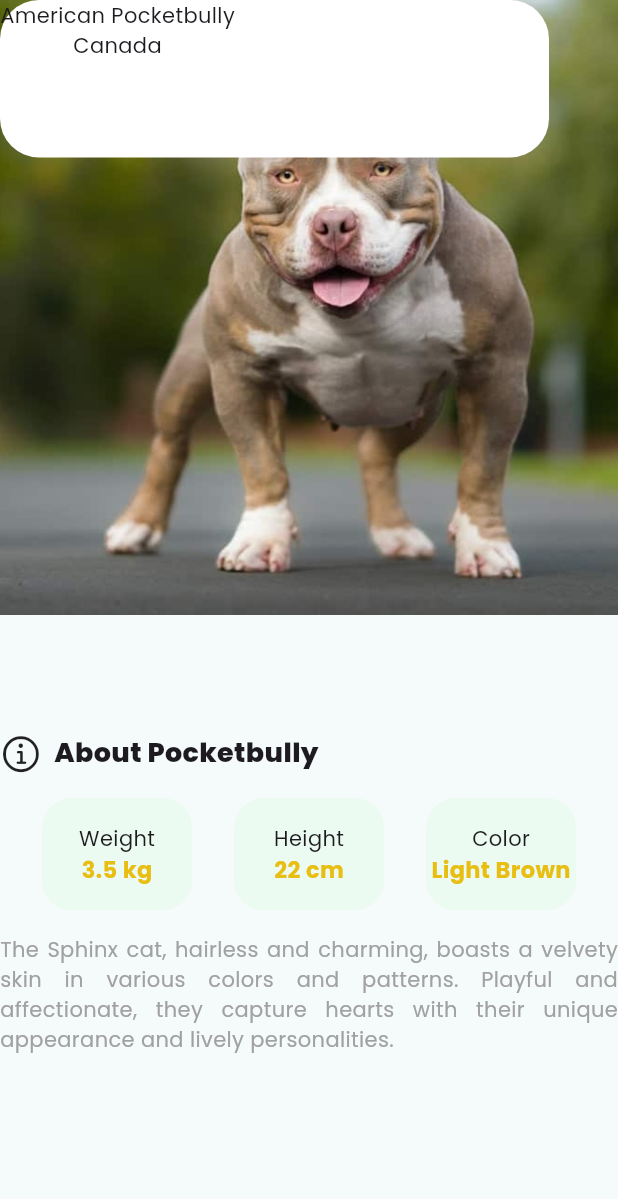
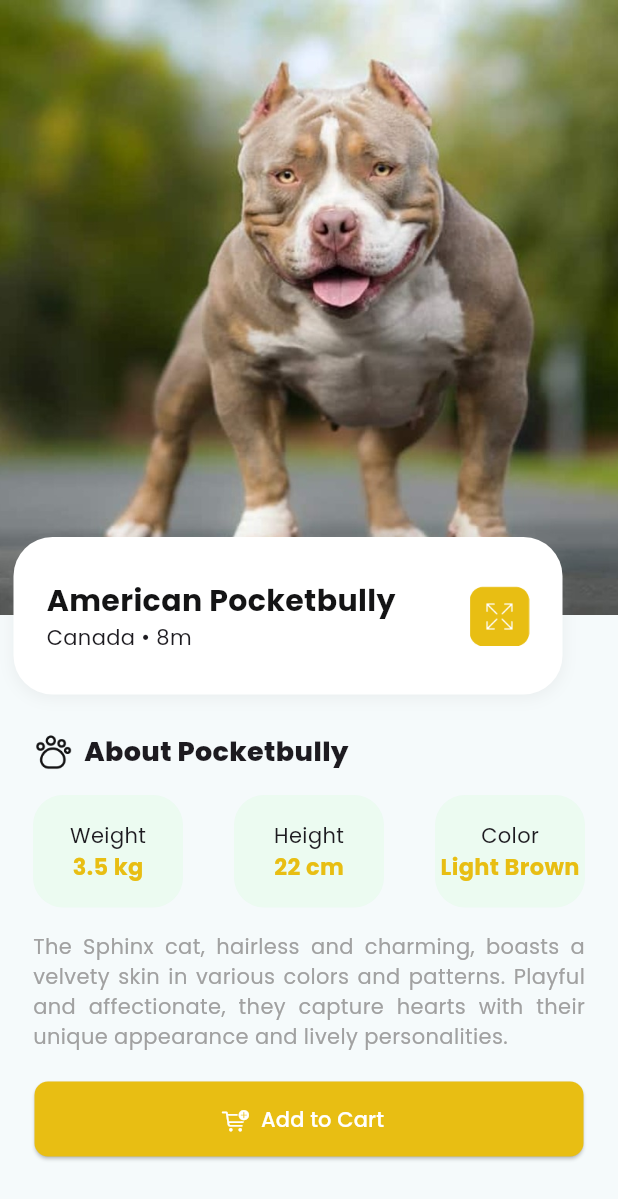
Before and after one commit to czarbasanal/flutter_petshop_app, a Flutter app: the CatalogDetails screen opened directly, on a phone screen of 412 x 824 dp. Shown: the top 1199 px of the screen. Run offline on Flutter 3.47's test engine with Material 3 defaults, Android fonts, the light colour scheme and no system bars; our stand-ins replace google_fonts.

Commit message:
catalog details final layout

```diff
--- a/lib/screens/catalog_details.dart
+++ b/lib/screens/catalog_details.dart
@@ -1,7 +1,6 @@
 import 'package:flutter/cupertino.dart';
 import 'package:flutter/material.dart';
 import 'package:flutter_petshop_app/app_styles.dart';
-
 import '../models/pets.dart';
 
 class CatalogDetails extends StatelessWidget {
@@ -10,10 +9,13 @@ class CatalogDetails extends StatelessWidget {
   @override
   Widget build(BuildContext context) {
     return Scaffold(
-      body: Column(
+      body: SingleChildScrollView(
+        physics: const BouncingScrollPhysics(
+            parent: AlwaysScrollableScrollPhysics()),
+        child: Stack(children: [
+          Column(
             crossAxisAlignment: CrossAxisAlignment.center,
             children: [
-          Stack(children: [
               SizedBox(
                 height: 410,
                 child: Image.asset(
@@ -21,54 +23,31 @@ class CatalogDetails extends StatelessWidget {
                   fit: BoxFit.cover,
                 ),
               ),
-            Container(
-                height: 105,
-                width: 366,
-                decoration: BoxDecoration(
-                  color: Colors.white,
-                  borderRadius: BorderRadius.circular(26.0),
-                  boxShadow: [
-                    BoxShadow(
-                      color: Colors.grey.withOpacity(0.12),
-                      spreadRadius: 1,
-                      blurRadius: 8,
-                      offset: const Offset(0, 2),
-                    ),
-                  ],
-                ),
-                child: Row(
-                  children: [
-                    Column(
-                      children: [
-                        Text('American Pocketbully'),
-                        Row(children: [Text('Canada'), Text('')])
-                      ],
-                    )
-                  ],
-                ))
-          ]),
               const SizedBox(
                 height: 78,
               ),
-          const Row(
+              Padding(
+                padding: const EdgeInsets.symmetric(horizontal: 22.0),
+                child: Row(
                   crossAxisAlignment: CrossAxisAlignment.center,
                   children: [
-              Icon(
-                CupertinoIcons.info_circle,
-                size: 28,
-              ),
+                    Image.asset('assets/pet.png', width: 26),
                     SizedBox(
                       width: 8,
                     ),
                     Text(
                       'About Pocketbully',
-                style: TextStyle(fontSize: 18.0, fontWeight: FontWeight.w800),
+                      style: TextStyle(
+                          fontSize: 18.0, fontWeight: FontWeight.w800),
                     )
                   ],
                 ),
+              ),
               const SizedBox(height: 16),
-          Row(
-            mainAxisAlignment: MainAxisAlignment.spaceEvenly,
+              Padding(
+                padding: const EdgeInsets.symmetric(horizontal: 22.0),
+                child: Row(
+                  mainAxisAlignment: MainAxisAlignment.spaceBetween,
                   children: [
                     Container(
                       width: 100,
@@ -139,17 +118,96 @@ class CatalogDetails extends StatelessWidget {
                     ),
                   ],
                 ),
+              ),
               const SizedBox(
                 height: 16,
               ),
-          Text(
+              Padding(
+                padding: const EdgeInsets.symmetric(horizontal: 22.0),
+                child: Text(
                   'The Sphinx cat, hairless and charming, boasts a velvety skin in various colors and patterns. Playful and affectionate, they capture hearts with their unique appearance and lively personalities.',
                   maxLines: 5,
                   overflow: TextOverflow.ellipsis,
                   style: TextStyle(color: Color(0xFFA1A1A1)),
                   textAlign: TextAlign.justify,
                 ),
+              ),
+              const SizedBox(
+                height: 20,
+              ),
+              ElevatedButton.icon(
+                onPressed: () {
+                  // Handle button press
+                },
+                icon: const Icon(
+                  CupertinoIcons.cart_badge_plus,
+                  color: Colors.white,
+                ),
+                label: const Text('Add to Cart'),
+                style: ElevatedButton.styleFrom(
+                  foregroundColor: Colors.white,
+                  backgroundColor: goldYellow,
+                  minimumSize: const Size(366, 50),
+                  shape: RoundedRectangleBorder(
+                    borderRadius: BorderRadius.circular(9),
+                  ),
+                ),
+              ),
+              const SizedBox(
+                height: 20,
+              ),
             ],
+          ),
+          Positioned(
+            top: 358,
+            left: 9,
+            child: Container(
+                height: 105,
+                width: 366,
+                decoration: BoxDecoration(
+                  color: Colors.white,
+                  borderRadius: BorderRadius.circular(26.0),
+                  boxShadow: [
+                    BoxShadow(
+                      color: Colors.grey.withOpacity(0.12),
+                      spreadRadius: 1,
+                      blurRadius: 8,
+                      offset: const Offset(0, 2),
+                    ),
+                  ],
+                ),
+                child: Padding(
+                  padding: const EdgeInsets.all(22.0),
+                  child: Row(
+                    mainAxisAlignment: MainAxisAlignment.spaceBetween,
+                    children: [
+                      Column(
+                        mainAxisAlignment: MainAxisAlignment.center,
+                        crossAxisAlignment: CrossAxisAlignment.start,
+                        children: [
+                          Text(
+                            'American Pocketbully',
+                            style: TextStyle(
+                                fontSize: 20,
+                                color: Color(0xFF141415),
+                                fontWeight: FontWeight.bold),
+                          ),
+                          Row(children: [
+                            Text('Canada'),
+                            Text(' • '),
+                            Text('8m')
+                          ])
+                        ],
+                      ),
+                      Image.asset(
+                        'assets/gender.png',
+                        width: 40,
+                      )
+                    ],
+                  ),
+                )),
+          )
+        ]),
       ),
     );
   }
--- a/lib/screens/catalog_page.dart
+++ b/lib/screens/catalog_page.dart
@@ -103,8 +103,6 @@ class CatalogPage extends StatelessWidget {
                                           fontWeight: FontWeight.bold)),
                                   IconButton(
                                       iconSize: 20.0,
-                                      splashColor: Colors.transparent,
-                                      highlightColor: Colors.transparent,
                                       alignment: Alignment.center,
                                       onPressed: () {
                                         print("Cart button pressed!");
--- a/lib/screens/home_page.dart
+++ b/lib/screens/home_page.dart
@@ -80,7 +80,9 @@ class HomePageContent extends StatelessWidget {
   Widget build(BuildContext context) {
     return const Scaffold(
       body: Column(
-        children: [Placeholder(child: Text('Home Page Placeholder'))],
+        children: [
+          Placeholder(child: Center(child: Text('Home Page Placeholder')))
+        ],
       ),
     );
   }
```
Also changed, not shown: assets/gender.png, assets/pet.png (added). Lines whose indentation alone changed are shown as unchanged.
